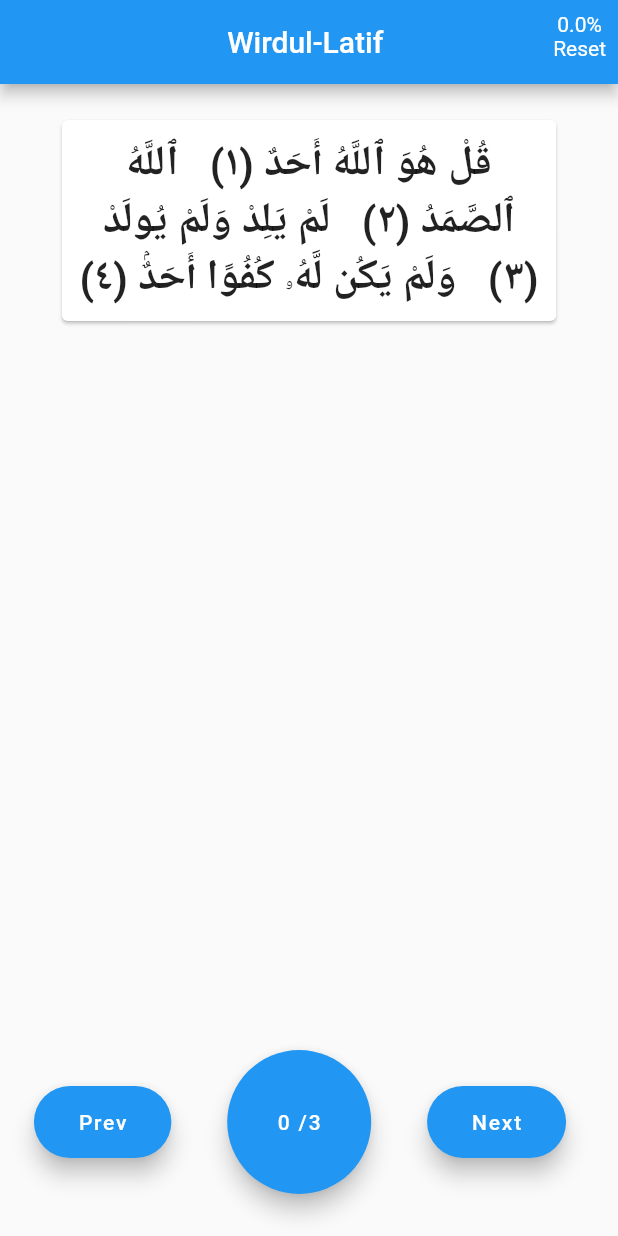
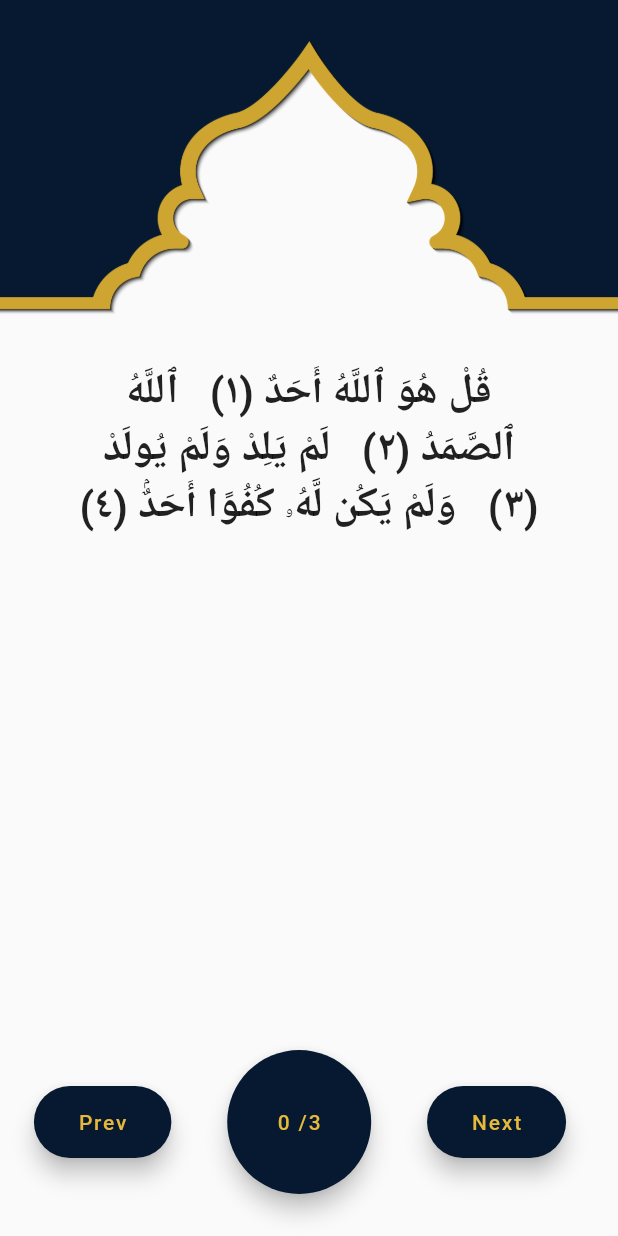
Before and after one commit to aslahmogral/wird_al_latif, a Flutter app: the screen it shows after launch, on a phone screen of 412 x 824 dp. Run offline on Flutter 3.47's test engine with Material 2 defaults, Android fonts, the light colour scheme and no system bars.

Commit message:
refactored ui and added touch swipe options

```diff
--- a/lib/home_screen.dart
+++ b/lib/home_screen.dart
@@ -1,6 +1,7 @@
 import 'package:flutter/material.dart';
 import 'package:provider/provider.dart';
 import 'package:wird_al_latif/provider/wird_provider.dart';
+import 'package:wird_al_latif/utils/colors.dart';
 
 class HomeScreen extends StatefulWidget {
   const HomeScreen({Key? key}) : super(key: key);
@@ -15,6 +16,8 @@ class _HomeScreenState extends State<HomeScreen> {
   var count = 0;
 
   prevButtonMethod(WirdProvider wirdData) {
+    count = 0;
+
     if (nextIndex > 0 && nextIndex < wirdData.getWirdList.length) {
       setState(() {
         nextIndex--;
@@ -60,6 +63,8 @@ class _HomeScreenState extends State<HomeScreen> {
   }
 
   nextButtonMethod(WirdProvider wirdData) {
+    count = 0;
+
     nextIndex++;
 
     if (nextIndex < wirdData.getWirdList.length - 1) {
@@ -79,32 +84,32 @@ class _HomeScreenState extends State<HomeScreen> {
   Widget build(BuildContext context) {
     return Consumer<WirdProvider>(
         builder: (BuildContext context, wirdData, Widget? child) {
-      var percentage = nextIndex / wirdData.getWirdList.length * 100;
+      // var percentage = nextIndex / wirdData.getWirdList.length * 100;
       return Scaffold(
-        appBar: AppBar(
-          title: const Text('Wirdul-Latif '),
-          actions: [
-            InkWell(
-              onDoubleTap: (() {
-                setState(() {
-                  nextIndex = 0;
-                });
-              }),
-              child: Padding(
-                padding: const EdgeInsets.all(8.0),
-                child: Column(
-                  children: [
-                    Text(percentage > 100
-                        ? '100.0%'
-                        : '${percentage.roundToDouble().toString()}%'),
-                    Text('Reset')
-                  ],
-                ),
-              ),
-            )
-          ],
-          centerTitle: true,
-        ),
+          // appBar: AppBar(
+          //   title: const Text('Wirdul-Latif '),
+          //   actions: [
+          //     InkWell(
+          //       onDoubleTap: (() {
+          //         setState(() {
+          //           nextIndex = 0;
+          //         });
+          //       }),
+          //       child: Padding(
+          //         padding: const EdgeInsets.all(8.0),
+          //         child: Column(
+          //           children: [
+          //             Text(percentage > 100
+          //                 ? '100.0%'
+          //                 : '${percentage.roundToDouble().toString()}%'),
+          //             Text('Reset')
+          //           ],
+          //         ),
+          //       ),
+          //     )
+          //   ],
+          //   centerTitle: true,
+          // ),
           floatingActionButton: Padding(
             padding: const EdgeInsets.only(left: 20),
             child: SizedBox(
@@ -113,46 +118,102 @@ class _HomeScreenState extends State<HomeScreen> {
                 mainAxisAlignment: MainAxisAlignment.spaceAround,
                 children: [
                   FloatingActionButton.extended(
+                      backgroundColor: WirdColors.primaryColor,
                       onPressed: () {
                         prevButtonMethod(wirdData);
                       },
-                    label: const Text('  Prev  ')),
+                      label: const Text(
+                        '  Prev  ',
+                        style: TextStyle(color: WirdColors.seconderyColor),
+                      )),
                   FloatingActionButton.large(
+                      backgroundColor: WirdColors.primaryColor,
                       onPressed: () {
                         countButtonMethod(wirdData);
                       },
-                    child: Text(endMessage
+                      child: Text(
+                          endMessage
                               ? 'finished'
-                        : '$count /${wirdData.getWirdList[nextIndex].count.toString()}')),
+                              : '$count /${wirdData.getWirdList[nextIndex].count.toString()}',
+                          style: TextStyle(color: WirdColors.seconderyColor))),
                   FloatingActionButton.extended(
+                      backgroundColor: WirdColors.primaryColor,
                       onPressed: () {
                         nextButtonMethod(wirdData);
                       },
-                    label: const Text('  Next  ')),
+                      label: const Text('  Next  ',
+                          style: TextStyle(color: WirdColors.seconderyColor))),
                 ],
               ),
             ),
           ),
-        body: SingleChildScrollView(
+          body: GestureDetector(
+            onHorizontalDragEnd: (DragEndDetails details) {
+              if (details.primaryVelocity! > 0) {
+                // User swiped Left
+                prevButtonMethod(wirdData);
+              } else if (details.primaryVelocity! < 0) {
+                // User swiped Right
+                nextButtonMethod(wirdData);
+              }
+            },
+            onTap: () {
+              countButtonMethod(wirdData);
+            },
             child: Column(
               children: [
-              SizedBox(height: 20),
+                Container(
+                  // color: Colors.blue,
+                  child: Image.asset(
+                    'asset/masjid_arc.png',
+                  ),
+                ),
+                SizedBox(
+                  height: 20,
+                ),
+
+                Expanded(
+                  flex: 3,
+                  child: SingleChildScrollView(
+                    scrollDirection: Axis.vertical,
+                    child: Column(
+                      mainAxisAlignment: MainAxisAlignment.center,
+                      children: [
                         arabicTextWidget(context, wirdData),
-              SizedBox(
-                height: 150,
-              )
                       ],
                     ),
                   ),
+                ),
+                Expanded(
+                    flex: 1,
+                    child: Container(
+                        // color: Colors.orange,
+                        ))
+                // Expanded(child: SizedBox())
+              ],
+            ),
+          )
+
+          //  SingleChildScrollView(
+          //   child: Column(
+          //     children: [
+          //       SizedBox(height: 20),
+          //       arabicTextWidget(context, wirdData),
+          //       SizedBox(
+          //         height: 150,
+          //       )
+          //     ],
+          //   ),
+          // ),
           );
     });
   }
 
-  Center arabicTextWidget(BuildContext context, WirdProvider wirdData) {
-    return Center(
-        child: Directionality(
+  Directionality arabicTextWidget(BuildContext context, WirdProvider wirdData) {
+    return Directionality(
       textDirection: TextDirection.rtl,
-      child: Card(
+      child: Container(
+        color: Colors.transparent,
         child: SizedBox(
           width: MediaQuery.of(context).size.width * 0.8,
           child: Padding(
@@ -175,6 +236,6 @@ class _HomeScreenState extends State<HomeScreen> {
           ),
         ),
       ),
-    ));
+    );
   }
 }
--- /dev/null
+++ b/lib/utils/colors.dart
@@ -0,0 +1,7 @@
+import 'package:flutter/widgets.dart';
+
+class WirdColors {
+  static const primaryColor = Color(0xff061930);
+  static const seconderyColor = Color.fromARGB(255, 231, 185, 58);
+
+}
--- a/pubspec.yaml
+++ b/pubspec.yaml
@@ -59,8 +59,8 @@ flutter:
   uses-material-design: true
 
   # To add assets to your application, add an assets section, like this:
-  # assets:
-  #   - images/a_dot_burr.jpeg
+  assets:
+    - asset/masjid_arc.png
   #   - images/a_dot_ham.jpeg
 
   # An image asset can refer to one or more resolution-specific "variants", see
```
Also changed, not shown: asset/masjid_arc.png (added). Lines whose indentation alone changed are shown as unchanged.
